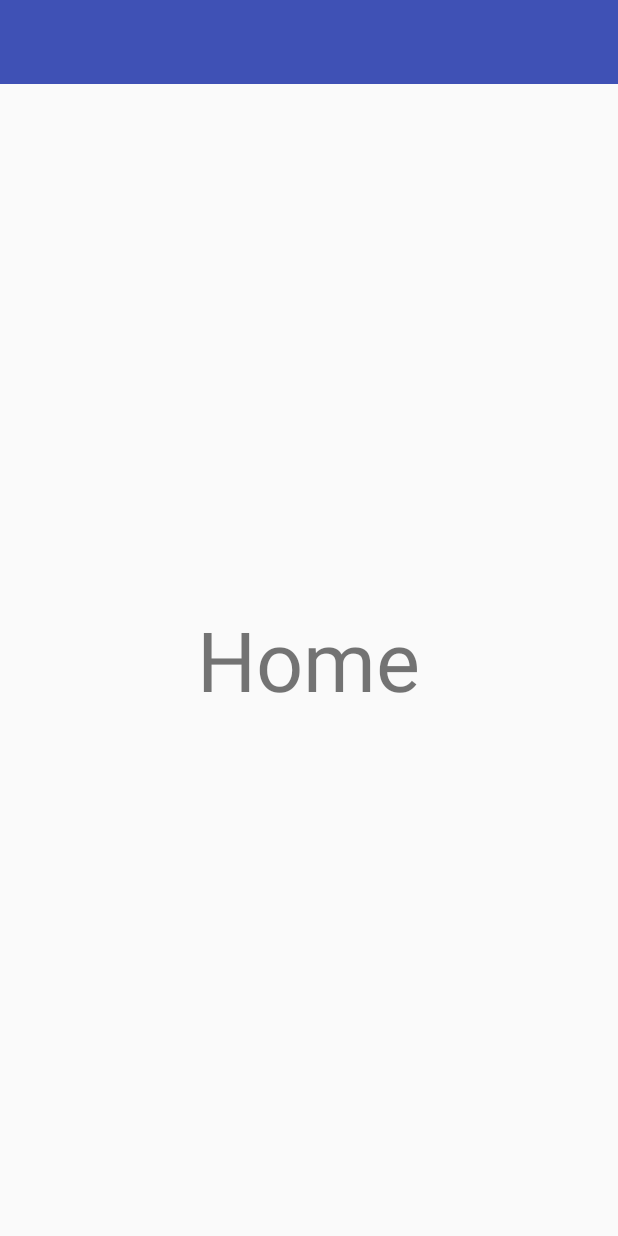
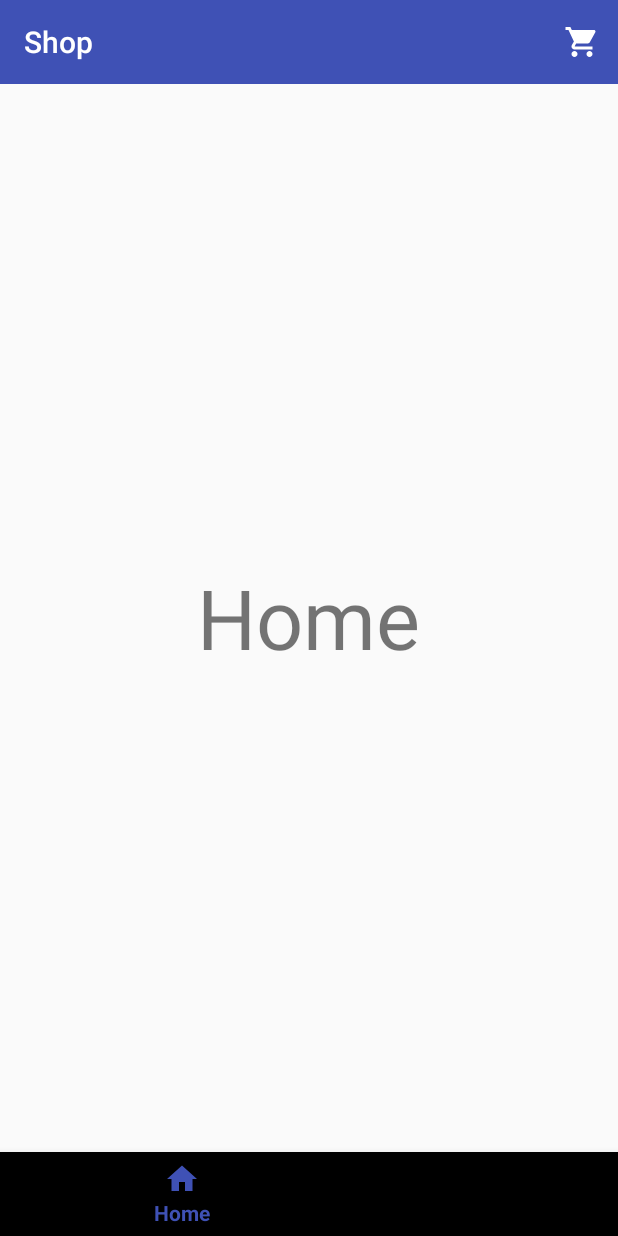
Before and after one commit to htl-leonding/android-jetpack-navigation-components-shop, an Android app: the screen it shows after launch (MainActivity), on a phone screen of 412 x 824 dp. Run offline under Robolectric (Android 15) with nearby library versions, the phone set to English and light mode, and no system bars; our stand-ins replace navigation-ui; 2 statements that could not run were skipped.

Commit message:
Section 4 Lecture 15: the first run

```diff
--- a/Shop/app/src/main/java/at/htl/shop/MainActivity.kt
+++ b/Shop/app/src/main/java/at/htl/shop/MainActivity.kt
@@ -2,11 +2,62 @@ package at.htl.shop
 
 import androidx.appcompat.app.AppCompatActivity
 import android.os.Bundle
+import android.view.Menu
+import android.view.MenuItem
+import androidx.navigation.NavController
+import androidx.navigation.Navigation
+import androidx.navigation.ui.NavigationUI
+import kotlinx.android.synthetic.main.activity_main.*
 
 class MainActivity : AppCompatActivity() {
 
     override fun onCreate(savedInstanceState: Bundle?) {
         super.onCreate(savedInstanceState)
         setContentView(R.layout.activity_main)
+        setSupportActionBar(toolbar)
+
+        val navController =
+            Navigation.findNavController(this, R.id.nav_host_fragment)
+
+        setUpBottomNav(navController)
+        setUpSideNav(navController)
+        setUpActionBar(navController)
+    }
+
+    private fun setUpBottomNav(navController: NavController) {
+        bottom_nav?.let {
+            NavigationUI.setupWithNavController(it, navController)
+        }
+    }
+
+    private fun setUpSideNav(navController: NavController) {
+        nav_view?.let {
+            NavigationUI.setupWithNavController(it, navController)
+        }
+    }
+
+    private fun setUpActionBar(navController: NavController) {
+        NavigationUI.setupActionBarWithNavController(
+            this,
+            navController,
+            drawer_layout
+        )
+    }
+
+    override fun onCreateOptionsMenu(menu: Menu?): Boolean {
+        menuInflater.inflate(R.menu.toolbar_menu, menu)
+        return true
+    }
+
+    override fun onOptionsItemSelected(item: MenuItem?): Boolean {
+        val navController = Navigation.findNavController(this, R.id.nav_host_fragment)
+        val navigated = NavigationUI.onNavDestinationSelected(item!!, navController)
+        return navigated || super.onOptionsItemSelected(item)
+    }
+
+    override fun onSupportNavigateUp(): Boolean {
+        return NavigationUI.navigateUp(
+            Navigation.findNavController(this,R.id.nav_host_fragment), drawer_layout
+        )
     }
 }
--- a/Shop/app/src/main/res/layout-land/activity_main.xml
+++ b/Shop/app/src/main/res/layout-land/activity_main.xml
@@ -19,12 +19,14 @@
                 android:layout_height="wrap_content"
                 android:background="@color/colorPrimary"
                 android:theme="@style/ThemeOverlay.AppCompat.Dark"/>
+    </LinearLayout>
 
     <fragment
             android:id="@+id/nav_host_fragment"
             android:name="androidx.navigation.fragment.NavHostFragment"
             android:layout_width="match_parent"
-                android:layout_height="match_parent"
+            android:layout_height="wrap_content"
+            android:layout_weight="1"
             app:defaultNavHost="true"
             app:navGraph="@navigation/nav_graph"/>
 
@@ -34,6 +36,5 @@
             android:layout_height="match_parent"
             android:layout_gravity="start"
             app:menu="@menu/bottom_nav_menu"/>
-    </LinearLayout>
 
 </androidx.drawerlayout.widget.DrawerLayout>
--- a/Shop/app/src/main/res/layout/activity_main.xml
+++ b/Shop/app/src/main/res/layout/activity_main.xml
@@ -17,7 +17,8 @@
             android:id="@+id/nav_host_fragment"
             android:name="androidx.navigation.fragment.NavHostFragment"
             android:layout_width="match_parent"
-            android:layout_height="match_parent"
+            android:layout_height="wrap_content"
+            android:layout_weight="1"
             app:defaultNavHost="true"
             app:navGraph="@navigation/nav_graph"/>
 
```
Also changed, not shown: 1 other file. Lines whose indentation alone changed are shown as unchanged.
